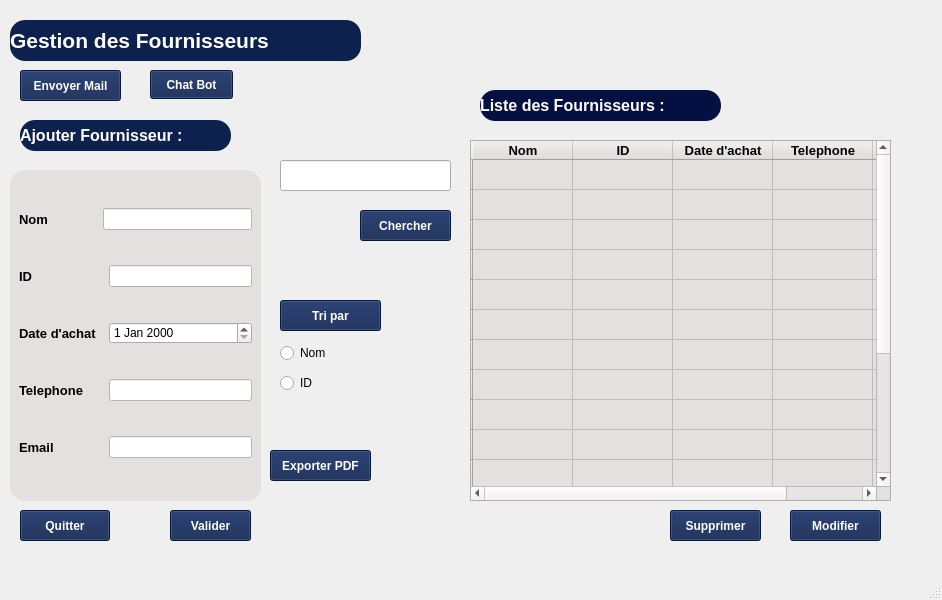
The window that mainwindow.ui (ProjetCpp-2425/projetcpp-smart-clothing-store) describes before a commit, drawn with Qt 5.
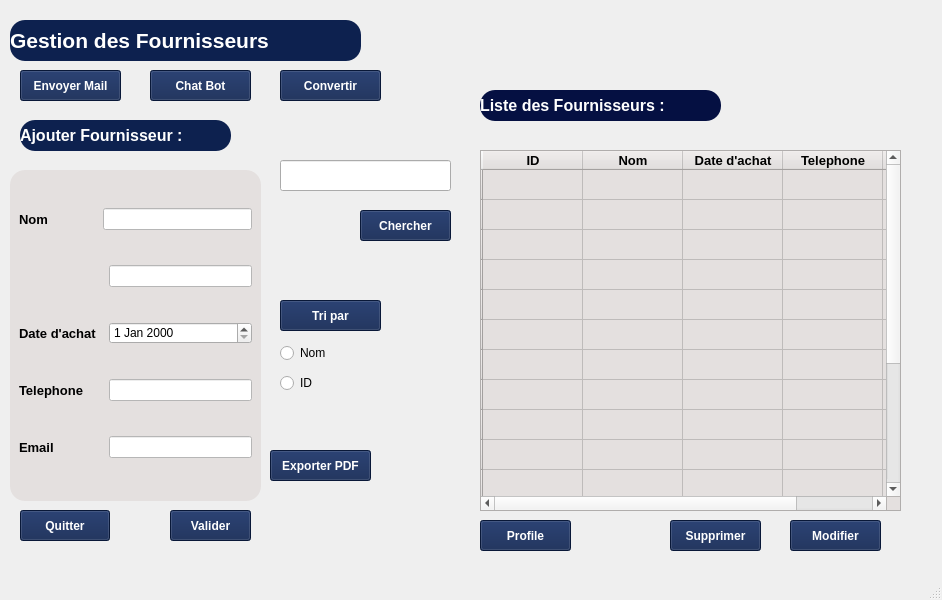
The same window after the commit. Icons and pictures are not drawn.

Patch:
```diff
--- a/mainwindow.ui
+++ b/mainwindow.ui
@@ -232,8 +232,8 @@
    <widget class="QTableWidget" name="fournisseurTableWidget">
     <property name="geometry">
      <rect>
-      <x>470</x>
-      <y>140</y>
+      <x>480</x>
+      <y>150</y>
       <width>421</width>
       <height>361</height>
      </rect>
@@ -346,16 +346,16 @@
       <string/>
      </property>
     </row>
-    <column>
-     <property name="text">
-      <string>Nom</string>
-     </property>
-    </column>
     <column>
      <property name="text">
       <string>ID</string>
      </property>
     </column>
+    <column>
+     <property name="text">
+      <string>Nom</string>
+     </property>
+    </column>
     <column>
      <property name="text">
       <string>Date d'achat</string>
@@ -371,7 +371,10 @@
       <string>Email</string>
      </property>
     </column>
-    <item row="0" column="0">
+    <item row="0" column="1">
+     <property name="text">
+      <string/>
+     </property>
      <property name="font">
       <font>
        <pointsize>8</pointsize>
@@ -668,7 +671,7 @@
     <property name="geometry">
      <rect>
       <x>790</x>
-      <y>510</y>
+      <y>520</y>
       <width>91</width>
       <height>31</height>
      </rect>
@@ -837,14 +840,11 @@
 </string>
     </property>
     <layout class="QGridLayout" name="gridLayout">
-     <item row="0" column="1" colspan="2">
-      <widget class="QLineEdit" name="nameLineEdit"/>
+     <item row="1" column="2">
+      <widget class="QLineEdit" name="idLineEdit"/>
      </item>
-     <item row="4" column="2">
-      <widget class="QLineEdit" name="emailLineEdit"/>
-     </item>
-     <item row="1" column="0">
-      <widget class="QLabel" name="label_10">
+     <item row="2" column="0">
+      <widget class="QLabel" name="label_11">
        <property name="font">
         <font>
          <pointsize>10</pointsize>
@@ -855,7 +855,7 @@
         <string notr="true">color: black;</string>
        </property>
        <property name="text">
-        <string>ID</string>
+        <string>Date d'achat</string>
        </property>
       </widget>
      </item>
@@ -875,6 +875,31 @@
        </property>
       </widget>
      </item>
+     <item row="4" column="2">
+      <widget class="QLineEdit" name="emailLineEdit"/>
+     </item>
+     <item row="4" column="0">
+      <widget class="QLabel" name="label_13">
+       <property name="font">
+        <font>
+         <pointsize>10</pointsize>
+         <bold>true</bold>
+        </font>
+       </property>
+       <property name="styleSheet">
+        <string notr="true">color: black;</string>
+       </property>
+       <property name="text">
+        <string>Email</string>
+       </property>
+      </widget>
+     </item>
+     <item row="0" column="1" colspan="2">
+      <widget class="QLineEdit" name="nameLineEdit"/>
+     </item>
+     <item row="3" column="2">
+      <widget class="QLineEdit" name="telephoneLineEdit"/>
+     </item>
      <item row="0" column="0">
       <widget class="QLabel" name="label_9">
        <property name="font">
@@ -894,44 +919,6 @@
      <item row="2" column="2">
       <widget class="QDateEdit" name="achatDateEdit"/>
      </item>
-     <item row="3" column="2">
-      <widget class="QLineEdit" name="telephoneLineEdit"/>
-     </item>
-     <item row="4" column="0">
-      <widget class="QLabel" name="label_13">
-       <property name="font">
-        <font>
-         <pointsize>10</pointsize>
-         <bold>true</bold>
-        </font>
-       </property>
-       <property name="styleSheet">
-        <string notr="true">color: black;</string>
-       </property>
-       <property name="text">
-        <string>Email</string>
-       </property>
-      </widget>
-     </item>
-     <item row="2" column="0">
-      <widget class="QLabel" name="label_11">
-       <property name="font">
-        <font>
-         <pointsize>10</pointsize>
-         <bold>true</bold>
-        </font>
-       </property>
-       <property name="styleSheet">
-        <string notr="true">color: black;</string>
-       </property>
-       <property name="text">
-        <string>Date d'achat</string>
-       </property>
-      </widget>
-     </item>
-     <item row="1" column="2">
-      <widget class="QLineEdit" name="idLineEdit"/>
-     </item>
     </layout>
    </widget>
    <widget class="QLabel" name="label_15">
@@ -961,7 +948,7 @@
     <property name="geometry">
      <rect>
       <x>670</x>
-      <y>510</y>
+      <y>520</y>
       <width>91</width>
       <height>31</height>
      </rect>
@@ -1488,8 +1475,8 @@
      <rect>
       <x>150</x>
       <y>70</y>
-      <width>83</width>
-      <height>29</height>
+      <width>101</width>
+      <height>31</height>
      </rect>
     </property>
     <property name="font">
@@ -1504,6 +1491,49 @@
      <string>Chat Bot</string>
     </property>
    </widget>
+   <widget class="QPushButton" name="profileButton">
+    <property name="geometry">
+     <rect>
+      <x>480</x>
+      <y>520</y>
+      <width>91</width>
+      <height>31</height>
+     </rect>
+    </property>
+    <property name="font">
+     <font>
+      <pointsize>9</pointsize>
+      <bold>true</bold>
+     </font>
+    </property>
+    <property name="styleSheet">
+     <string notr="true">background-color: rgb(13, 33, 79); color: white;</string>
+    </property>
+    <property name="text">
+     <string>Profile</string>
+    </property>
+   </widget>
+   <widget class="QPushButton" name="convertButton">
+    <property name="geometry">
+     <rect>
+      <x>280</x>
+      <y>70</y>
+      <width>101</width>
+      <height>31</height>
+     </rect>
+    </property>
+    <property name="font">
+     <font>
+      <bold>true</bold>
+     </font>
+    </property>
+    <property name="styleSheet">
+     <string notr="true">background-color: rgb(13, 33, 79); color: white;</string>
+    </property>
+    <property name="text">
+     <string>Convertir</string>
+    </property>
+   </widget>
   </widget>
   <widget class="QMenuBar" name="menubar">
    <property name="geometry">
```
